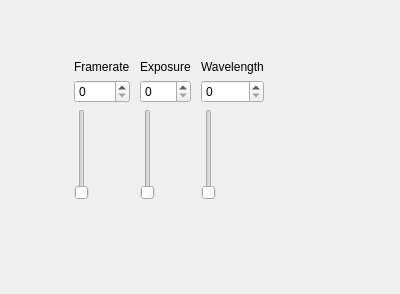
This is SHIMCOcamWidgets.ui in awesomeness777/SHIMCOcamera as Qt 5 draws it before an edit. The edited form follows.
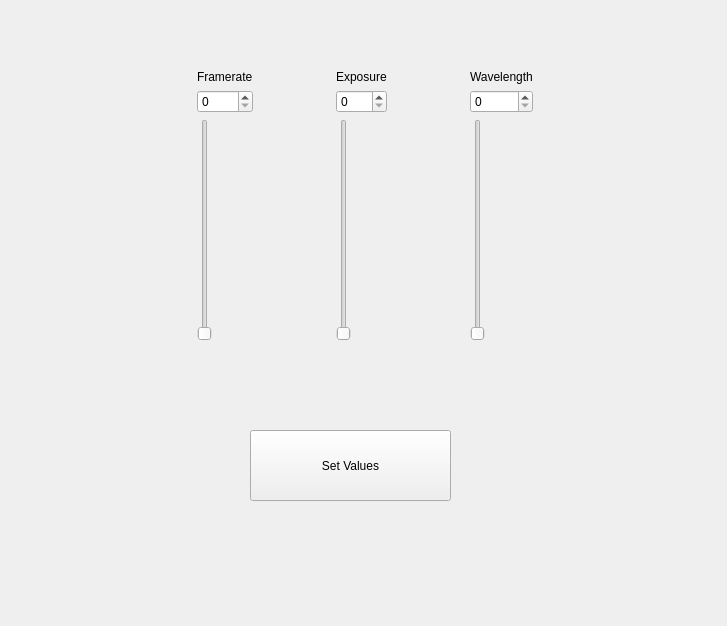
This is the edited form.

```diff
--- a/SHIMCOcamWidgets.ui
+++ b/SHIMCOcamWidgets.ui
@@ -6,8 +6,8 @@
    <rect>
     <x>0</x>
     <y>0</y>
-    <width>400</width>
-    <height>294</height>
+    <width>727</width>
+    <height>626</height>
    </rect>
   </property>
   <property name="windowTitle">
@@ -16,10 +16,10 @@
   <widget class="QWidget" name="layoutWidget">
    <property name="geometry">
     <rect>
-     <x>70</x>
-     <y>60</y>
-     <width>201</width>
-     <height>140</height>
+     <x>120</x>
+     <y>70</y>
+     <width>491</width>
+     <height>271</height>
     </rect>
    </property>
    <layout class="QGridLayout" name="gridLayout_4">
@@ -101,6 +101,19 @@
     </item>
    </layout>
   </widget>
+  <widget class="QPushButton" name="SetValues">
+   <property name="geometry">
+    <rect>
+     <x>250</x>
+     <y>430</y>
+     <width>201</width>
+     <height>71</height>
+    </rect>
+   </property>
+   <property name="text">
+    <string>Set Values</string>
+   </property>
+  </widget>
  </widget>
  <resources/>
  <connections>
```
Left out of the diff: 54 changed lines with no effect on the pictures.
